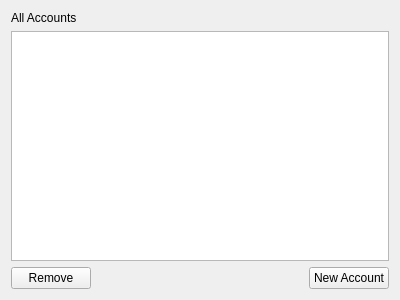
Before: the Qt Designer form src/accountstab.ui in VSRonin/BudgetyMcBudgetface, drawn with Qt 5.
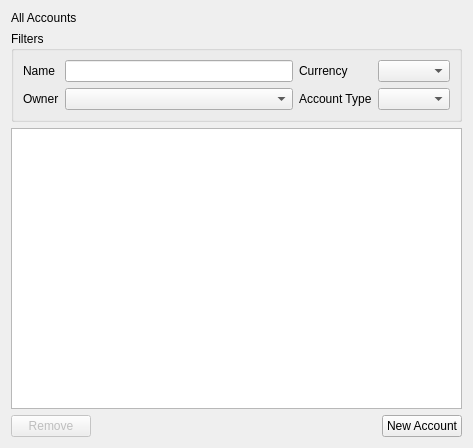
After: the same form once the commit is applied. Custom widgets are drawn as their Qt base class.

The edit to the form file:
```diff
--- a/src/accountstab.ui
+++ b/src/accountstab.ui
@@ -6,8 +6,8 @@
    <rect>
     <x>0</x>
     <y>0</y>
-    <width>400</width>
-    <height>300</height>
+    <width>473</width>
+    <height>448</height>
    </rect>
   </property>
   <property name="windowTitle">
@@ -21,17 +21,86 @@
      </property>
     </widget>
    </item>
+   <item>
+    <widget class="QGroupBox" name="filtersGroup">
+     <property name="title">
+      <string>Filters</string>
+     </property>
+     <layout class="QHBoxLayout" name="horizontalLayout_2">
+      <item>
+       <layout class="QFormLayout" name="formLayout">
+        <item row="0" column="0">
+         <widget class="QLabel" name="label_2">
+          <property name="text">
+           <string>Name</string>
+          </property>
+         </widget>
+        </item>
+        <item row="0" column="1">
+         <widget class="QLineEdit" name="nameFilterEdit"/>
+        </item>
+        <item row="1" column="0">
+         <widget class="QLabel" name="label_3">
+          <property name="text">
+           <string>Owner</string>
+          </property>
+         </widget>
+        </item>
+        <item row="1" column="1">
+         <widget class="MultichoiceCombo" name="ownerFilterCombo"/>
+        </item>
+       </layout>
+      </item>
+      <item>
+       <layout class="QFormLayout" name="formLayout_2">
+        <item row="0" column="0">
+         <widget class="QLabel" name="label_4">
+          <property name="text">
+           <string>Currency</string>
+          </property>
+         </widget>
+        </item>
+        <item row="0" column="1">
+         <widget class="QComboBox" name="currencyFilterCombo"/>
+        </item>
+        <item row="1" column="0">
+         <widget class="QLabel" name="label_5">
+          <property name="text">
+           <string>Account Type</string>
+          </property>
+         </widget>
+        </item>
+        <item row="1" column="1">
+         <widget class="QComboBox" name="accountTypeFilterCombo"/>
+        </item>
+       </layout>
+      </item>
+     </layout>
+    </widget>
+   </item>
    <item>
     <widget class="QTableView" name="accountsView">
+     <property name="sortingEnabled">
+      <bool>true</bool>
+     </property>
+     <attribute name="horizontalHeaderShowSortIndicator" stdset="0">
+      <bool>true</bool>
+     </attribute>
      <attribute name="horizontalHeaderStretchLastSection">
       <bool>true</bool>
      </attribute>
+     <attribute name="verticalHeaderVisible">
+      <bool>false</bool>
+     </attribute>
     </widget>
    </item>
    <item>
     <layout class="QHBoxLayout" name="horizontalLayout">
      <item>
       <widget class="QPushButton" name="removeAccountButton">
+       <property name="enabled">
+        <bool>false</bool>
+       </property>
        <property name="text">
         <string>Remove</string>
        </property>
@@ -61,6 +130,13 @@
    </item>
   </layout>
  </widget>
+ <customwidgets>
+  <customwidget>
+   <class>MultichoiceCombo</class>
+   <extends>QComboBox</extends>
+   <header>multichoicecombo.h</header>
+  </customwidget>
+ </customwidgets>
  <resources/>
  <connections/>
 </ui>
```
